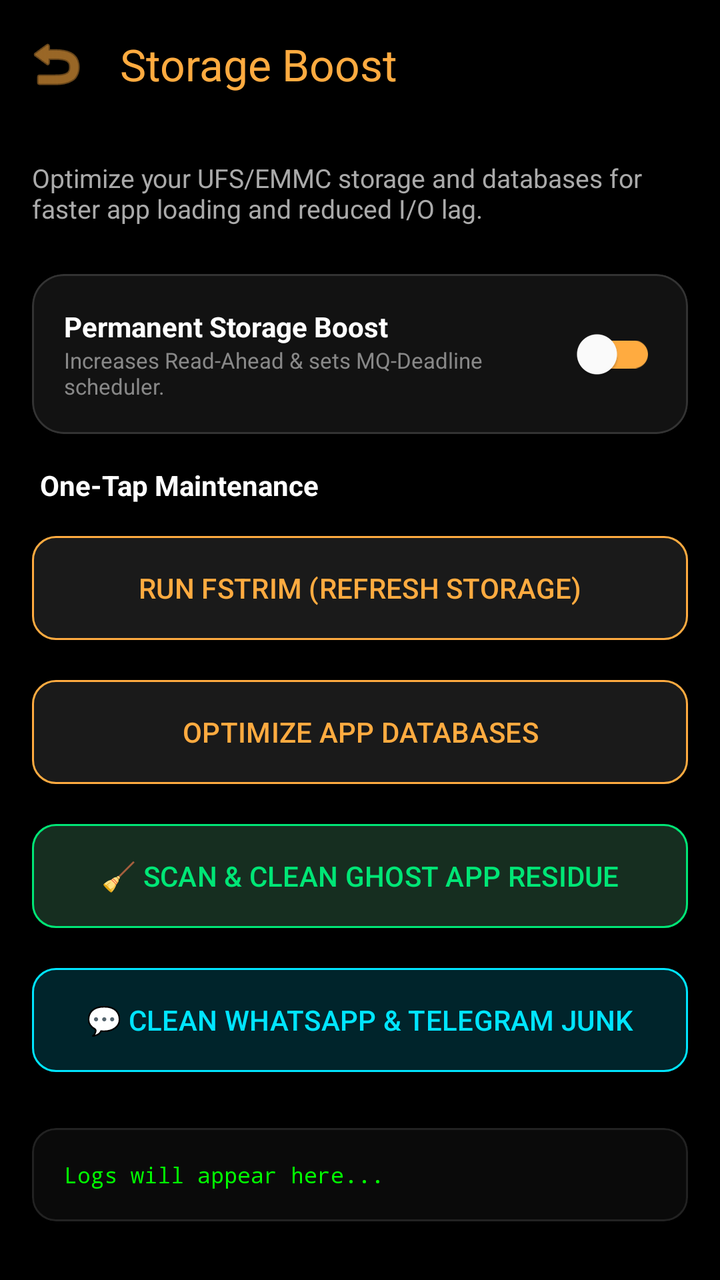
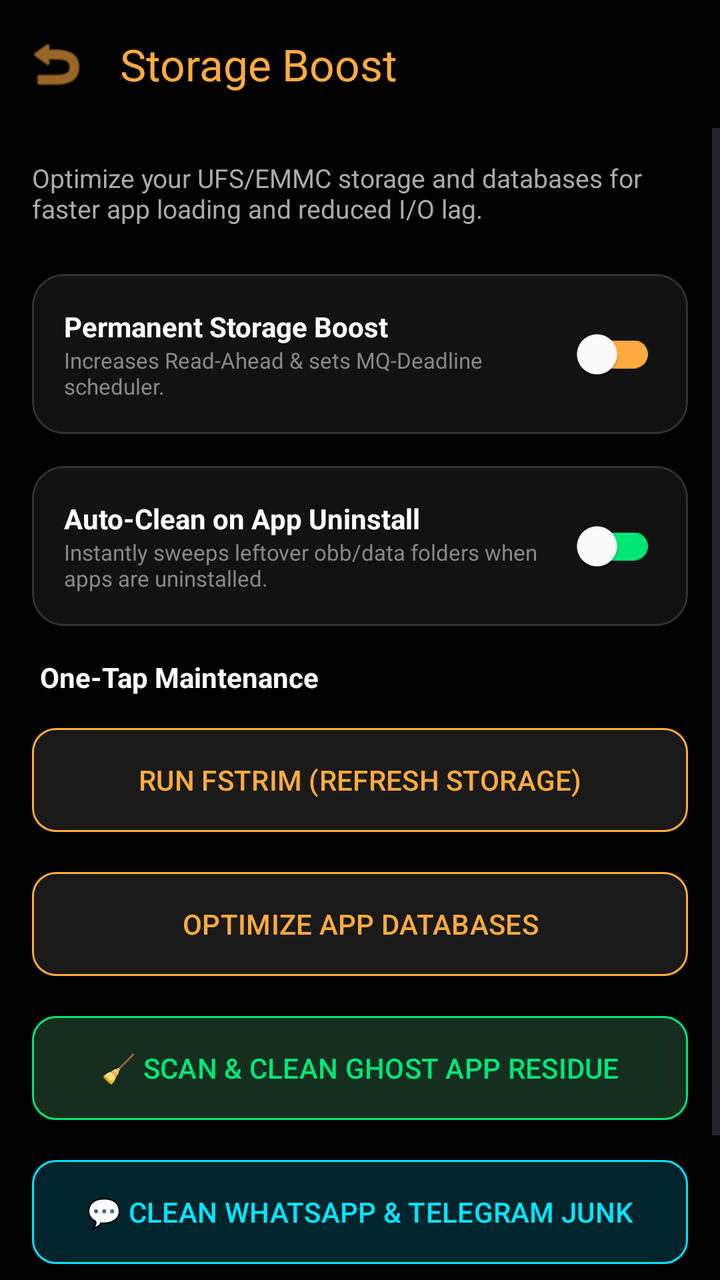

An Android layout rendered at two revisions. The XML below is the earlier revision; the diff shows what the commit changed to produce the second picture.
<!-- AndroidManifest.xml: activity theme Theme.PhoneControl -->
<!-- res/layout/activity_storage.xml -->
<?xml version="1.0" encoding="utf-8"?>
<LinearLayout xmlns:android="http://schemas.android.com/apk/res/android"
    xmlns:app="http://schemas.android.com/apk/res-auto"
    android:layout_width="match_parent"
    android:layout_height="match_parent"
    android:orientation="vertical"
    android:background="@android:color/black"
    android:fitsSystemWindows="true">

    <com.google.android.material.appbar.MaterialToolbar
        android:id="@+id/toolbarStorage"
        android:layout_width="match_parent"
        android:layout_height="?attr/actionBarSize"
        app:title="Storage Boost"
        app:titleTextColor="#FFAB40"
        app:navigationIcon="@android:drawable/ic_menu_revert"
        app:navigationIconTint="#FFAB40" />

    <ScrollView
        android:layout_width="match_parent"
        android:layout_height="match_parent">

        <LinearLayout
            android:layout_width="match_parent"
            android:layout_height="wrap_content"
            android:orientation="vertical"
            android:padding="16dp">

            <TextView
                android:layout_width="match_parent"
                android:layout_height="wrap_content"
                android:text="Optimize your UFS/EMMC storage and databases for faster app loading and reduced I/O lag."
                android:textColor="#AAAAAA"
                android:textSize="13sp"
                android:layout_marginBottom="24dp" />

            
            <com.google.android.material.card.MaterialCardView
                android:layout_width="match_parent"
                android:layout_height="wrap_content"
                android:layout_marginBottom="16dp"
                app:cardCornerRadius="16dp"
                app:cardBackgroundColor="#121212"
                app:strokeWidth="1dp"
                app:strokeColor="#333333">

                <LinearLayout
                    android:layout_width="match_parent"
                    android:layout_height="wrap_content"
                    android:orientation="horizontal"
                    android:padding="16dp"
                    android:gravity="center_vertical">

                    <LinearLayout
                        android:layout_width="0dp"
                        android:layout_height="wrap_content"
                        android:layout_weight="1"
                        android:orientation="vertical">

                        <TextView
                            android:layout_width="wrap_content"
                            android:layout_height="wrap_content"
                            android:text="Permanent Storage Boost"
                            android:textColor="#FFFFFF"
                            android:textStyle="bold" />

                        <TextView
                            android:layout_width="wrap_content"
                            android:layout_height="wrap_content"
                            android:text="Increases Read-Ahead &amp; sets MQ-Deadline scheduler."
                            android:textColor="#888888"
                            android:textSize="11sp" />
                    </LinearLayout>

                    <com.google.android.material.switchmaterial.SwitchMaterial
                        android:id="@+id/switchStorageBoost"
                        android:layout_width="wrap_content"
                        android:layout_height="wrap_content"
                        app:thumbTint="@android:color/white"
                        app:trackTint="#FFAB40" />
                </LinearLayout>
            </com.google.android.material.card.MaterialCardView>

            
            <TextView
                android:id="@+id/tvStorageStatus"
                android:layout_width="match_parent"
                android:layout_height="wrap_content"
                android:text="One-Tap Maintenance"
                android:textColor="#FFFFFF"
                android:textStyle="bold"
                android:layout_marginBottom="12dp"
                android:layout_marginStart="4dp"/>

            <Button
                android:id="@+id/btnRunFsTrim"
                android:layout_width="match_parent"
                android:layout_height="60dp"
                android:text="RUN FSTRIM (REFRESH STORAGE)"
                android:layout_marginBottom="12dp"
                app:cornerRadius="12dp"
                android:backgroundTint="#1A1A1A"
                android:textColor="#FFAB40"
                app:strokeWidth="1dp"
                app:strokeColor="#FFAB40" />

            <Button
                android:id="@+id/btnVacuumDbs"
                android:layout_width="match_parent"
                android:layout_height="60dp"
                android:text="OPTIMIZE APP DATABASES"
                android:layout_marginBottom="12dp"
                app:cornerRadius="12dp"
                android:backgroundTint="#1A1A1A"
                android:textColor="#FFAB40"
                app:strokeWidth="1dp"
                app:strokeColor="#FFAB40" />

            <Button
                android:id="@+id/btnCleanOrphanedResidue"
                android:layout_width="match_parent"
                android:layout_height="60dp"
                android:text="🧹 SCAN &amp; CLEAN GHOST APP RESIDUE"
                android:layout_marginBottom="12dp"
                app:cornerRadius="12dp"
                android:backgroundTint="#162E20"
                android:textColor="#00E676"
                app:strokeWidth="1dp"
                app:strokeColor="#00E676" />

            <Button
                android:id="@+id/btnCleanChatJunk"
                android:layout_width="match_parent"
                android:layout_height="60dp"
                android:text="💬 CLEAN WHATSAPP &amp; TELEGRAM JUNK"
                android:layout_marginBottom="24dp"
                app:cornerRadius="12dp"
                android:backgroundTint="#00242B"
                android:textColor="#00E5FF"
                app:strokeWidth="1dp"
                app:strokeColor="#00E5FF" />

            
            <com.google.android.material.card.MaterialCardView
                android:layout_width="match_parent"
                android:layout_height="wrap_content"
                app:cardCornerRadius="12dp"
                app:cardBackgroundColor="#0A0A0A"
                app:strokeWidth="1dp"
                app:strokeColor="#222222">

                <TextView
                    android:id="@+id/tvStorageLog"
                    android:layout_width="match_parent"
                    android:layout_height="wrap_content"
                    android:padding="16dp"
                    android:text="Logs will appear here..."
                    android:textColor="#00FF00"
                    android:fontFamily="monospace"
                    android:textSize="11sp" />
            </com.google.android.material.card.MaterialCardView>

        </LinearLayout>
    </ScrollView>
</LinearLayout>
<!-- resources referenced by this layout -->
<resources>
  <style name="Theme.PhoneControl" parent="Theme.Material3.DayNight.NoActionBar">
          
          <item name="colorPrimary">@color/purple_500</item>
          <item name="colorPrimaryVariant">@color/purple_700</item>
          <item name="colorOnPrimary">@color/white</item>
          
          <item name="colorSecondary">@color/teal_200</item>
          <item name="colorSecondaryVariant">@color/teal_700</item>
          <item name="colorOnSecondary">@color/black</item>
          
          <item name="android:statusBarColor">@android:color/black</item>
          <item name="android:windowLightStatusBar" tools:targetApi="m">false</item>
          
          
          
      </style>
  <color name="purple_500">#FF6200EE</color>
  <color name="purple_700">#FF3700B3</color>
  <color name="white">#FFFFFFFF</color>
  <color name="teal_200">#FF03DAC5</color>
  <color name="teal_700">#FF018786</color>
  <color name="black">#FF000000</color>
</resources>

<!-- the commit's change to res/layout/activity_storage.xml (unified diff, before → after) -->
@@ -78,6 +78,53 @@
                         android:layout_height="wrap_content"
                         app:thumbTint="@android:color/white"
                         app:trackTint="#FFAB40" />
+                </LinearLayout>
+            </com.google.android.material.card.MaterialCardView>
+
+            
+            <com.google.android.material.card.MaterialCardView
+                android:layout_width="match_parent"
+                android:layout_height="wrap_content"
+                android:layout_marginBottom="16dp"
+                app:cardCornerRadius="16dp"
+                app:cardBackgroundColor="#121212"
+                app:strokeWidth="1dp"
+                app:strokeColor="#333333">
+
+                <LinearLayout
+                    android:layout_width="match_parent"
+                    android:layout_height="wrap_content"
+                    android:orientation="horizontal"
+                    android:padding="16dp"
+                    android:gravity="center_vertical">
+
+                    <LinearLayout
+                        android:layout_width="0dp"
+                        android:layout_height="wrap_content"
+                        android:layout_weight="1"
+                        android:orientation="vertical">
+
+                        <TextView
+                            android:layout_width="wrap_content"
+                            android:layout_height="wrap_content"
+                            android:text="Auto-Clean on App Uninstall"
+                            android:textColor="#FFFFFF"
+                            android:textStyle="bold" />
+
+                        <TextView
+                            android:layout_width="wrap_content"
+                            android:layout_height="wrap_content"
+                            android:text="Instantly sweeps leftover obb/data folders when apps are uninstalled."
+                            android:textColor="#888888"
+                            android:textSize="11sp" />
+                    </LinearLayout>
+
+                    <com.google.android.material.switchmaterial.SwitchMaterial
+                        android:id="@+id/switchAutoCleanGhost"
+                        android:layout_width="wrap_content"
+                        android:layout_height="wrap_content"
+                        app:thumbTint="@android:color/white"
+                        app:trackTint="#00E676" />
                 </LinearLayout>
             </com.google.android.material.card.MaterialCardView>
 
